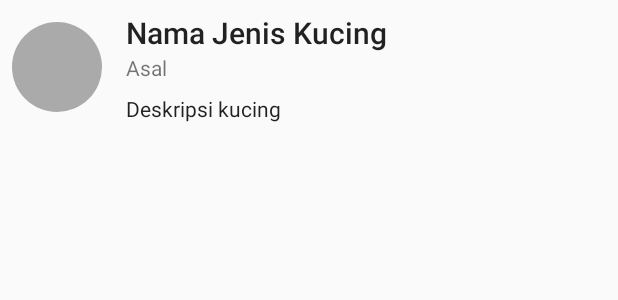
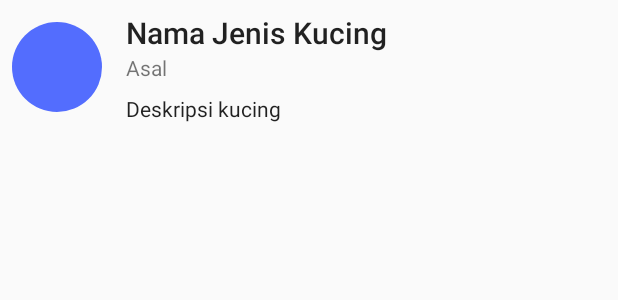
Before and after one commit to arifikhsan/Cats, an Android app: the layout item_row_cat.xml on its own in the app's theme, with its tools: preview values and no code run, on a phone screen of 412 x 824 dp. Shown: the top 300 px of the screen. Run offline under Robolectric (Android 15) with nearby library versions, the phone set to English and light mode, and no system bars.

Commit message:
change color placeholder

```diff
--- a/app/src/main/res/layout/item_row_cat.xml
+++ b/app/src/main/res/layout/item_row_cat.xml
@@ -12,7 +12,7 @@
         android:layout_width="60dp"
         android:layout_height="60dp"
         android:layout_centerVertical="true"
-        tools:src="@android:color/darker_gray" />
+        tools:src="@color/colorAccent" />
 
     <LinearLayout
         android:layout_width="match_parent"
```
